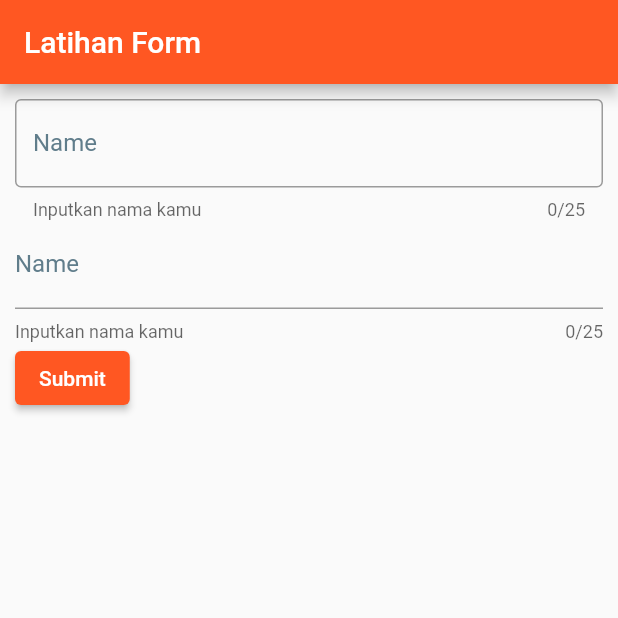
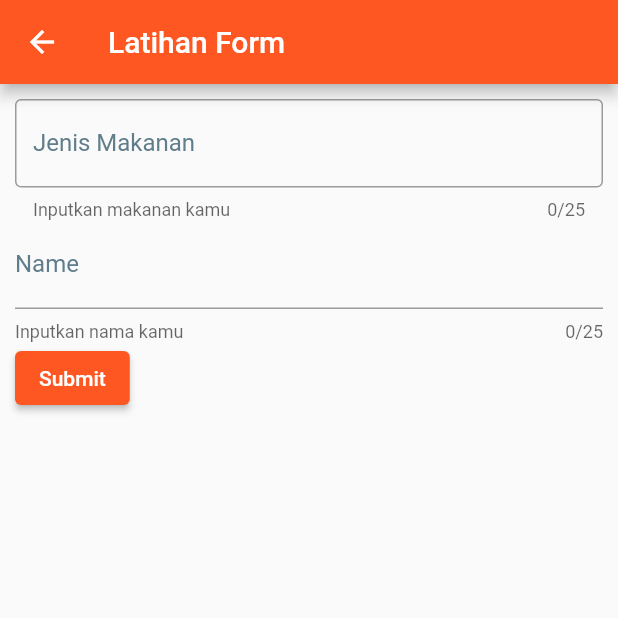
Before and after one commit to efrizalnf/flutter_widget, a Flutter app: the screen it shows after launch, on a phone screen of 412 x 824 dp, the top half of it. Run offline on Flutter 3.47's test engine with Material 2 defaults, Android fonts, the phone set to English and light mode, and no system bars; our stand-ins replace flutter_svg.

Commit message:
Added Custom Appbar widget

```diff
--- a/lib/main.dart
+++ b/lib/main.dart
@@ -25,13 +25,7 @@ class MyApp extends StatelessWidget {
       theme: ThemeData(
         primarySwatch: Colors.deepOrange,
       ),
-      home: MyFormsWidget(),
-      // Scaffold(
-      //   appBar: AppBar(
-      //     title: const Text('Jago Flutter'),
-      //   ),
-      //   body: const ChangeTimeWidget(),
-      // ),
+      home: const MyFormsWidget(),
     );
   }
 }
--- a/lib/tugas/basic-form/dialog_widget.dart
+++ b/lib/tugas/basic-form/dialog_widget.dart
@@ -1,6 +1,7 @@
 import 'package:flutter/material.dart';
 import 'package:flutter/src/widgets/framework.dart';
 import 'package:flutter/src/widgets/placeholder.dart';
+import 'package:project_flutter_pertama/tugas/basic-form/helper.dart';
 
 class MyDialogWidget extends StatefulWidget {
   const MyDialogWidget({super.key});
@@ -10,25 +11,12 @@ class MyDialogWidget extends StatefulWidget {
 }
 
 class _MyDialogWidgetState extends State<MyDialogWidget> {
+  // var preferredSize = const Size.fromHeight(kToolbarHeight);
   @override
   Widget build(BuildContext context) {
     return Scaffold(
-      appBar: AppBar(
-        title: Text('Latihan Dialog'),
-        leading: Builder(
-          builder: (BuildContext context) {
-            return IconButton(
-              icon: const Icon(Icons.arrow_back),
-              onPressed: () {
-                Scaffold.of(context).openDrawer();
-              },
-              tooltip: MaterialLocalizations.of(context).openAppDrawerTooltip,
-            );
-          },
-        ),
-      ),
-      body: Container(
-        child: Center(
+      appBar: CustomAppbar(titleValue: 'latihan dialog'),
+      body: Center(
         child: Column(
           mainAxisAlignment: MainAxisAlignment.center,
           crossAxisAlignment: CrossAxisAlignment.center,
@@ -166,7 +154,6 @@ class _MyDialogWidgetState extends State<MyDialogWidget> {
           ],
         ),
       ),
-      ),
     );
   }
 }
--- a/lib/tugas/basic-form/forms.dart
+++ b/lib/tugas/basic-form/forms.dart
@@ -1,6 +1,7 @@
 import 'package:flutter/material.dart';
 import 'package:flutter/src/widgets/framework.dart';
 import 'package:flutter/src/widgets/placeholder.dart';
+import 'package:project_flutter_pertama/tugas/basic-form/helper.dart';
 
 class MyFormsWidget extends StatefulWidget {
   const MyFormsWidget({Key? key}) : super(key: key);
@@ -15,12 +16,12 @@ class _MyFormsWidgetState extends State<MyFormsWidget> {
   final _formKey = GlobalKey<FormState>();
   String? form1Value;
   String? form2Value;
+  String title = 'Latihan Form';
+
   @override
   Widget build(BuildContext context) {
     return Scaffold(
-      appBar: AppBar(
-        title: const Text('Latihan Form'),
-      ),
+      appBar: CustomAppbar(titleValue: title),
       body: SingleChildScrollView(
         child: Container(
           padding: const EdgeInsets.all(10.0),
@@ -35,12 +36,12 @@ class _MyFormsWidgetState extends State<MyFormsWidget> {
                   // controller: textController,
                   decoration: const InputDecoration(
                     border: OutlineInputBorder(),
-                    labelText: 'Name',
+                    labelText: 'Jenis Makanan',
                     labelStyle: TextStyle(
                       color: Colors.blueGrey,
                     ),
-                    hintText: 'Silahkan input nama kamu',
-                    helperText: 'Inputkan nama kamu',
+                    hintText: 'Silahkan input makanan kamu',
+                    helperText: 'Inputkan makanan kamu',
                   ),
                   onChanged: (value) {
                     setState(() {
@@ -78,6 +79,7 @@ class _MyFormsWidgetState extends State<MyFormsWidget> {
                     });
                   },
                 ),
+
                 ElevatedButton(
                     onPressed: () {
                       if (_formKey.currentState!.validate()) {
--- /dev/null
+++ b/lib/tugas/basic-form/helper.dart
@@ -0,0 +1,30 @@
+// ignore_for_file: public_member_api_docs, sort_constructors_first
+import 'package:flutter/material.dart';
+
+class CustomAppbar extends StatelessWidget implements PreferredSizeWidget {
+  final String titleValue;
+  @override
+  final Size preferredSize = const Size.fromHeight(kToolbarHeight);
+  const CustomAppbar({
+    Key? key,
+    required this.titleValue,
+  }) : super(key: key);
+
+  @override
+  Widget build(BuildContext context) {
+    return AppBar(
+      title: Text(titleValue),
+      leading: Builder(
+        builder: (BuildContext context) {
+          return IconButton(
+            icon: const Icon(Icons.arrow_back),
+            onPressed: () {
+              Scaffold.of(context).openDrawer();
+            },
+            tooltip: MaterialLocalizations.of(context).openAppDrawerTooltip,
+          );
+        },
+      ),
+    );
+  }
+}
```
Lines whose indentation alone changed are shown as unchanged.
